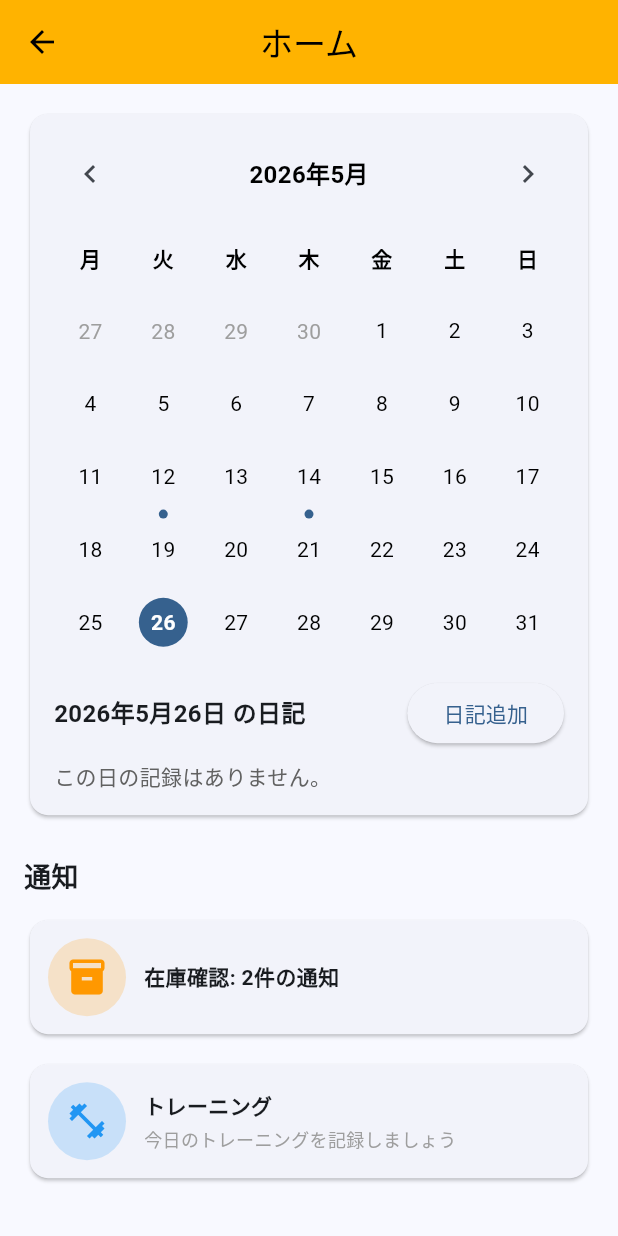
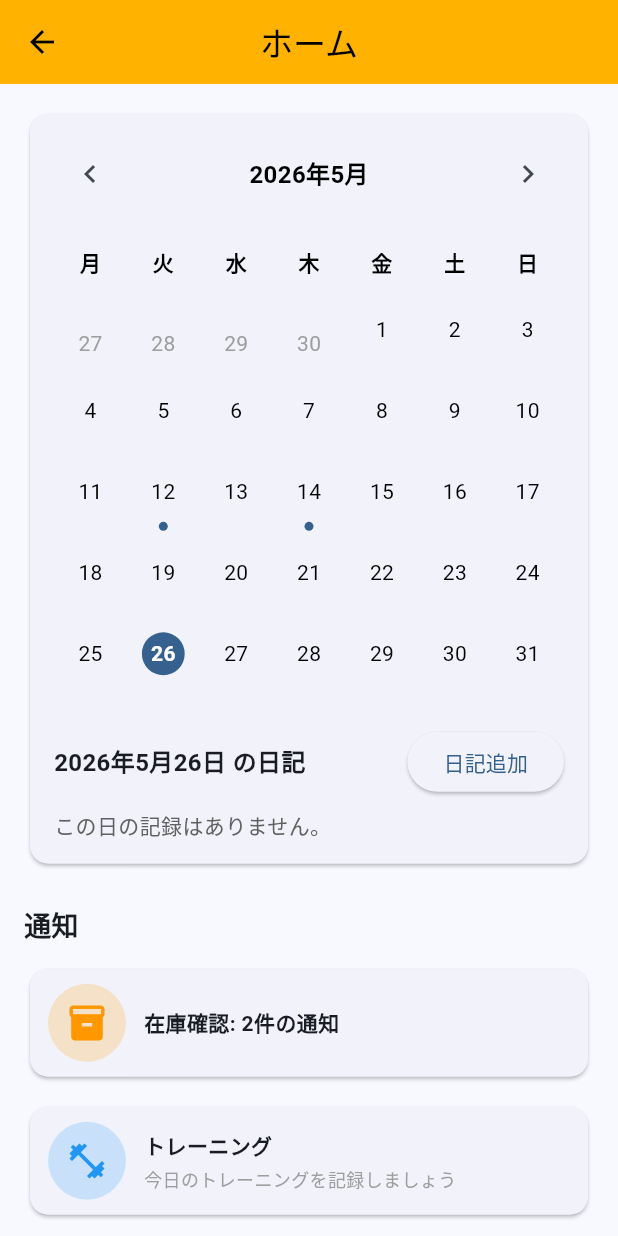
Before and after one commit to okinawan04/MuscleRecipe, a Flutter app: the HomeScreen screen opened directly, on a phone screen of 412 x 824 dp. Run offline on Flutter 3.47's test engine with Material 3 defaults, Android fonts, the phone set to English and light mode, and no system bars; our stand-ins replace fl_chart, image_picker, shared_preferences, sqflite; accounts and stored records are empty.

Commit message:
メイン画面の修正

```diff
--- a/lib/database_helper.dart
+++ b/lib/database_helper.dart
@@ -49,6 +49,7 @@ class DatabaseHelper {
     await db.execute('''
       CREATE TABLE users (
         id $idType,
+        name $textType,
         height REAL,
         weight $realType,
         age $intType,
--- a/lib/screens/home_screen.dart
+++ b/lib/screens/home_screen.dart
@@ -157,6 +157,7 @@ class _HomeScreenState extends State<HomeScreen> {
               crossAxisCount: 7,
               shrinkWrap: true,
               physics: const NeverScrollableScrollPhysics(),
+              childAspectRatio: 0.9,
               children: _buildCalendarDays(),
             ),
             _buildDiarySection(),
@@ -387,7 +388,7 @@ class _HomeScreenState extends State<HomeScreen> {
             });
           },
           child: Container(
-            margin: const EdgeInsets.symmetric(vertical: 6),
+            margin: const EdgeInsets.symmetric(vertical: 2),
             child: Column(
               mainAxisSize: MainAxisSize.min,
               children: [
@@ -398,7 +399,7 @@ class _HomeScreenState extends State<HomeScreen> {
                           shape: BoxShape.circle,
                         )
                       : null,
-                  padding: const EdgeInsets.all(8),
+                  padding: const EdgeInsets.all(6),
                   child: Text(
                     '$i',
                     style: TextStyle(
@@ -489,7 +490,7 @@ class _HomeScreenState extends State<HomeScreen> {
     return Card(
       shape: RoundedRectangleBorder(borderRadius: BorderRadius.circular(12)),
       child: Padding(
-        padding: const EdgeInsets.all(12.0),
+        padding: const EdgeInsets.symmetric(vertical: 10.0, horizontal: 12.0),
         child: Row(
           children: [
             Container(
```
